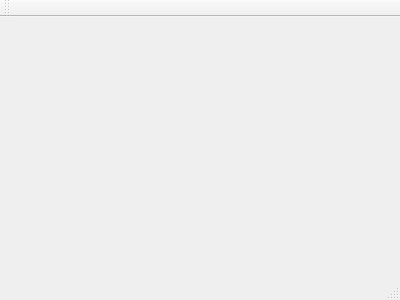
The window that Server/mainwindow.ui (MTattrie/COMP4985_ASN03) describes before a commit, drawn with Qt 5.
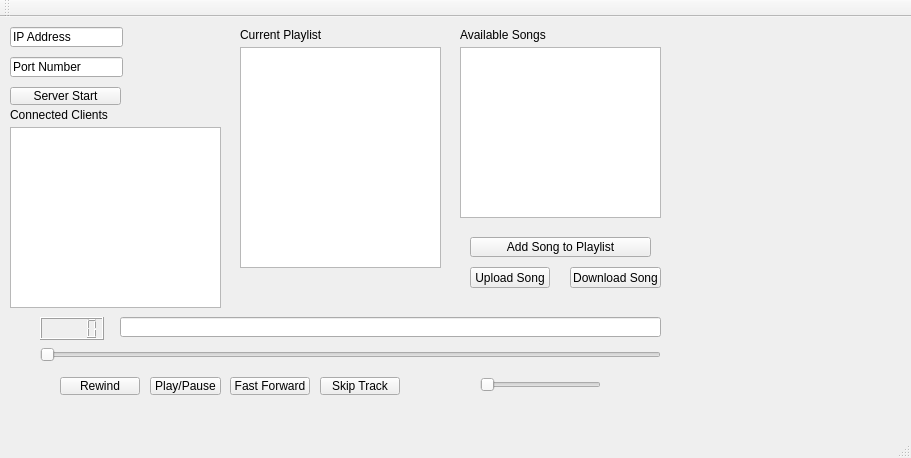
The same window after the commit. Icons and pictures are not drawn.

Commit message: added server gui, updated client gui for recording

Patch:
```diff
--- a/Server/mainwindow.ui
+++ b/Server/mainwindow.ui
@@ -1,24 +1,304 @@
 <ui version="4.0">
  <class>MainWindow</class>
- <widget class="QMainWindow" name="MainWindow" >
-  <property name="geometry" >
+ <widget class="QMainWindow" name="MainWindow">
+  <property name="geometry">
    <rect>
     <x>0</x>
     <y>0</y>
-    <width>400</width>
-    <height>300</height>
+    <width>911</width>
+    <height>458</height>
    </rect>
   </property>
   <property name="windowTitle" >
    <string>MainWindow</string>
   </property>
-  <widget class="QMenuBar" name="menuBar" />
-  <widget class="QToolBar" name="mainToolBar" />
-  <widget class="QWidget" name="centralWidget" />
-  <widget class="QStatusBar" name="statusBar" />
+  <widget class="QWidget" name="centralWidget">
+   <widget class="QPushButton" name="playBTN">
+    <property name="geometry">
+     <rect>
+      <x>150</x>
+      <y>360</y>
+      <width>71</width>
+      <height>18</height>
+     </rect>
+    </property>
+    <property name="text">
+     <string>Play/Pause</string>
+    </property>
+   </widget>
+   <widget class="QLabel" name="label_2">
+    <property name="geometry">
+     <rect>
+      <x>460</x>
+      <y>10</y>
+      <width>201</width>
+      <height>16</height>
+     </rect>
+    </property>
+    <property name="text">
+     <string>Available Songs</string>
+    </property>
+   </widget>
+   <widget class="QSlider" name="ProgressSlider">
+    <property name="geometry">
+     <rect>
+      <x>40</x>
+      <y>330</y>
+      <width>621</width>
+      <height>16</height>
+     </rect>
+    </property>
+    <property name="orientation">
+     <enum>Qt::Horizontal</enum>
+    </property>
+   </widget>
+   <widget class="QListView" name="listView_playlist">
+    <property name="geometry">
+     <rect>
+      <x>240</x>
+      <y>30</y>
+      <width>201</width>
+      <height>221</height>
+     </rect>
+    </property>
+   </widget>
+   <widget class="QPushButton" name="rewindBTN">
+    <property name="geometry">
+     <rect>
+      <x>60</x>
+      <y>360</y>
+      <width>80</width>
+      <height>18</height>
+     </rect>
+    </property>
+    <property name="text">
+     <string>Rewind</string>
+    </property>
+   </widget>
+   <widget class="QPushButton" name="addPlaylistBTN">
+    <property name="geometry">
+     <rect>
+      <x>470</x>
+      <y>220</y>
+      <width>181</width>
+      <height>20</height>
+     </rect>
+    </property>
+    <property name="text">
+     <string>Add Song to Playlist</string>
+    </property>
+   </widget>
+   <widget class="QPushButton" name="ffBTN">
+    <property name="geometry">
+     <rect>
+      <x>230</x>
+      <y>360</y>
+      <width>80</width>
+      <height>18</height>
+     </rect>
+    </property>
+    <property name="text">
+     <string>Fast Forward</string>
+    </property>
+   </widget>
+   <widget class="QLabel" name="label">
+    <property name="geometry">
+     <rect>
+      <x>240</x>
+      <y>10</y>
+      <width>201</width>
+      <height>16</height>
+     </rect>
+    </property>
+    <property name="text">
+     <string>Current Playlist</string>
+    </property>
+   </widget>
+   <widget class="QPushButton" name="downloadBTN">
+    <property name="geometry">
+     <rect>
+      <x>570</x>
+      <y>250</y>
+      <width>91</width>
+      <height>21</height>
+     </rect>
+    </property>
+    <property name="text">
+     <string>Download Song</string>
+    </property>
+   </widget>
+   <widget class="QLineEdit" name="songLineEdit">
+    <property name="geometry">
+     <rect>
+      <x>120</x>
+      <y>300</y>
+      <width>541</width>
+      <height>20</height>
+     </rect>
+    </property>
+   </widget>
+   <widget class="QSlider" name="volumeSlider">
+    <property name="geometry">
+     <rect>
+      <x>480</x>
+      <y>360</y>
+      <width>121</width>
+      <height>16</height>
+     </rect>
+    </property>
+    <property name="orientation">
+     <enum>Qt::Horizontal</enum>
+    </property>
+   </widget>
+   <widget class="QLabel" name="label_3">
+    <property name="geometry">
+     <rect>
+      <x>440</x>
+      <y>350</y>
+      <width>31</width>
+      <height>31</height>
+     </rect>
+    </property>
+    <property name="text">
+     <string/>
+    </property>
+    <property name="pixmap">
+     <pixmap>../assets/speaker.png</pixmap>
+    </property>
+    <property name="scaledContents">
+     <bool>true</bool>
+    </property>
+   </widget>
+   <widget class="QPushButton" name="uploadBTN">
+    <property name="geometry">
+     <rect>
+      <x>470</x>
+      <y>250</y>
+      <width>80</width>
+      <height>21</height>
+     </rect>
+    </property>
+    <property name="text">
+     <string>Upload Song</string>
+    </property>
+   </widget>
+   <widget class="QPushButton" name="skipBTN">
+    <property name="geometry">
+     <rect>
+      <x>320</x>
+      <y>360</y>
+      <width>80</width>
+      <height>18</height>
+     </rect>
+    </property>
+    <property name="text">
+     <string>Skip Track</string>
+    </property>
+   </widget>
+   <widget class="QLCDNumber" name="TrackTime">
+    <property name="geometry">
+     <rect>
+      <x>40</x>
+      <y>300</y>
+      <width>64</width>
+      <height>23</height>
+     </rect>
+    </property>
+   </widget>
+   <widget class="QListView" name="listView_availSongs">
+    <property name="geometry">
+     <rect>
+      <x>460</x>
+      <y>30</y>
+      <width>201</width>
+      <height>171</height>
+     </rect>
+    </property>
+   </widget>
+   <widget class="QLineEdit" name="serverPort">
+    <property name="geometry">
+     <rect>
+      <x>10</x>
+      <y>40</y>
+      <width>113</width>
+      <height>20</height>
+     </rect>
+    </property>
+    <property name="text">
+     <string>Port Number</string>
+    </property>
+   </widget>
+   <widget class="QLineEdit" name="serverIP">
+    <property name="geometry">
+     <rect>
+      <x>10</x>
+      <y>10</y>
+      <width>113</width>
+      <height>20</height>
+     </rect>
+    </property>
+    <property name="text">
+     <string>IP Address</string>
+    </property>
+   </widget>
+   <widget class="QPushButton" name="serverStartBTN">
+    <property name="geometry">
+     <rect>
+      <x>10</x>
+      <y>70</y>
+      <width>111</width>
+      <height>18</height>
+     </rect>
+    </property>
+    <property name="text">
+     <string>Server Start</string>
+    </property>
+   </widget>
+   <widget class="QListView" name="listView_playlist_2">
+    <property name="geometry">
+     <rect>
+      <x>10</x>
+      <y>110</y>
+      <width>211</width>
+      <height>181</height>
+     </rect>
+    </property>
+   </widget>
+   <widget class="QLabel" name="label_4">
+    <property name="geometry">
+     <rect>
+      <x>10</x>
+      <y>90</y>
+      <width>141</width>
+      <height>16</height>
+     </rect>
+    </property>
+    <property name="text">
+     <string>Connected Clients</string>
+    </property>
+   </widget>
+  </widget>
+  <widget class="QMenuBar" name="menuBar">
+   <property name="geometry">
+    <rect>
+     <x>0</x>
+     <y>0</y>
+     <width>911</width>
+     <height>21</height>
+    </rect>
+   </property>
+  </widget>
+  <widget class="QToolBar" name="mainToolBar">
+   <attribute name="toolBarArea">
+    <enum>TopToolBarArea</enum>
+   </attribute>
+   <attribute name="toolBarBreak">
+    <bool>false</bool>
+   </attribute>
+  </widget>
+  <widget class="QStatusBar" name="statusBar"/>
  </widget>
- <layoutDefault spacing="6" margin="11" />
- <pixmapfunction></pixmapfunction>
+ <layoutdefault spacing="6" margin="11"/>
  <resources/>
  <connections/>
 </ui>
```
Left out of the diff: 3 changed lines with no effect on the pictures. The commit also changes 2 other files.
